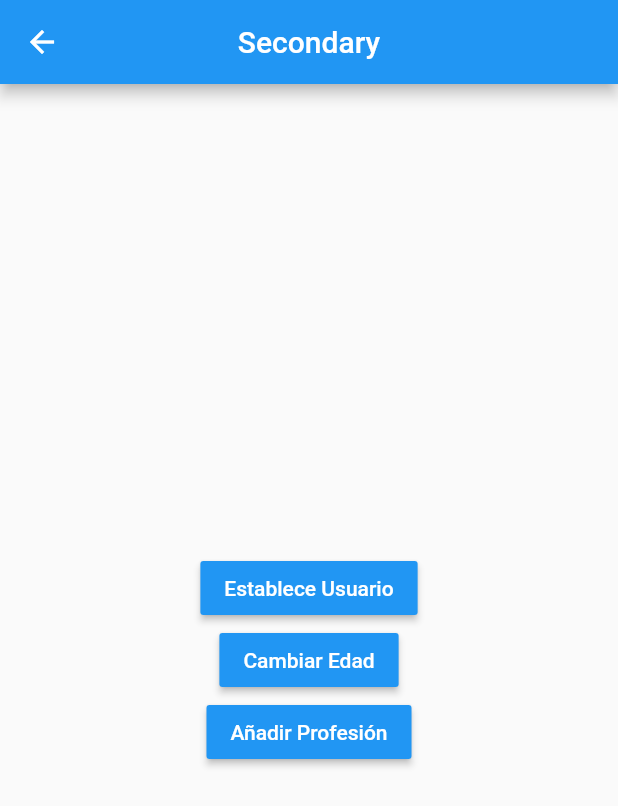
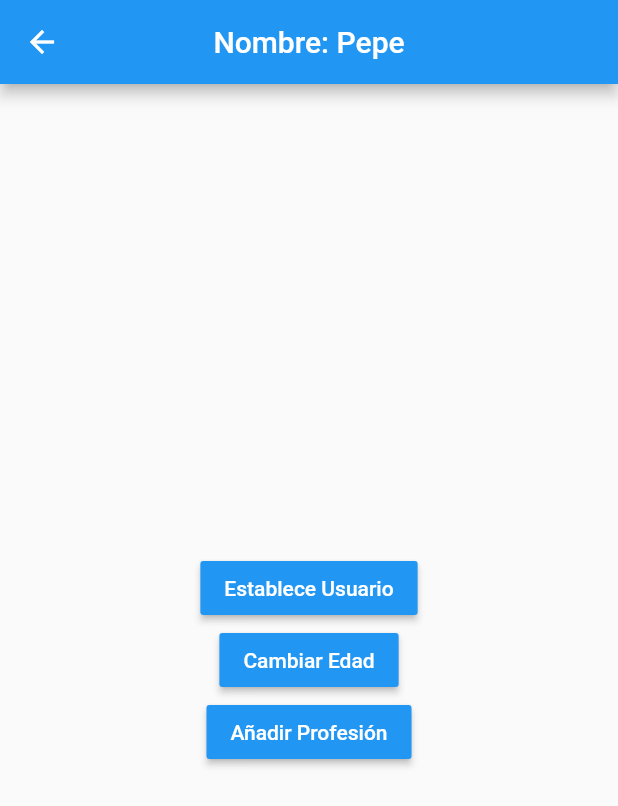
Before and after one commit to gvillegasc/flutter-states, a Flutter app: the SecondaryPage screen opened by its route, after a tap on "Establece Usuario", on a phone screen of 412 x 824 dp. Shown: the top 806 px of the screen. Run offline on Flutter 3.47's test engine with Material 2 defaults, Android fonts, the phone set to English and light mode, and no system bars.

Commit message:
end singleton

```diff
--- a/lib/models/usuario.dart
+++ b/lib/models/usuario.dart
@@ -1,10 +1,12 @@
+import 'package:flutter/material.dart';
+
 class Usuario {
   String nombre;
   int edad;
   List<String> profesiones;
 
   Usuario({
-    this.nombre,
+    @required this.nombre,
     this.edad,
     this.profesiones,
   });
--- a/lib/pages/primary_page.dart
+++ b/lib/pages/primary_page.dart
@@ -1,4 +1,6 @@
 import 'package:flutter/material.dart';
+import 'package:flutter_states/models/usuario.dart';
+import 'package:flutter_states/services/usuario_service.dart';
 
 class PrimaryPage extends StatelessWidget {
   @override
@@ -9,12 +11,25 @@ class PrimaryPage extends StatelessWidget {
           child: Icon(Icons.accessibility_new),
           onPressed: () => Navigator.pushNamed(context, 'secondary'),
         ),
-      body: InformacionUsuario(),
+        body: StreamBuilder(
+            stream: usuarioService.usuarioStream,
+            builder: (BuildContext context, AsyncSnapshot snapshot) {
+              return snapshot.hasData
+                  ? InformacionUsuario(
+                      usuario: usuarioService.usuario,
+                    )
+                  : Center(
+                      child: Text("No hay información del usuario"),
                     );
+            }));
   }
 }
 
 class InformacionUsuario extends StatelessWidget {
+  final Usuario usuario;
+
+  const InformacionUsuario({Key key, this.usuario}) : super(key: key);
+
   @override
   Widget build(BuildContext context) {
     return Container(
@@ -26,10 +41,10 @@ class InformacionUsuario extends StatelessWidget {
             style: TextStyle(fontWeight: FontWeight.bold, fontSize: 18)),
         Divider(),
         ListTile(
-          title: Text('Nombre: '),
+          title: Text('Nombre: ${usuario.nombre} '),
         ),
         ListTile(
-          title: Text('Edad: '),
+          title: Text('Edad: ${usuario.edad}'),
         ),
         Text('Profesiones',
             style: TextStyle(fontWeight: FontWeight.bold, fontSize: 18)),
--- a/lib/pages/secondary_page.dart
+++ b/lib/pages/secondary_page.dart
@@ -1,10 +1,20 @@
 import 'package:flutter/material.dart';
+import 'package:flutter_states/models/usuario.dart';
+import 'package:flutter_states/services/usuario_service.dart';
 
 class SecondaryPage extends StatelessWidget {
   @override
   Widget build(BuildContext context) {
     return Scaffold(
-      appBar: AppBar(centerTitle: true, title: Text("Secondary")),
+      appBar: AppBar(
+          centerTitle: true,
+          title: StreamBuilder(
+              stream: usuarioService.usuarioStream,
+              builder: (BuildContext context, AsyncSnapshot<Usuario> snapshot) {
+                return snapshot.hasData
+                    ? Text("Nombre: ${snapshot.data.nombre}")
+                    : Text("Secondary");
+              })),
       body: Center(
           child: Column(mainAxisAlignment: MainAxisAlignment.center, children: [
         MaterialButton(
@@ -13,14 +23,19 @@ class SecondaryPage extends StatelessWidget {
               style: TextStyle(color: Colors.white),
             ),
             color: Colors.blue,
-            onPressed: () {}),
+            onPressed: () {
+              final nuevoUsuario = new Usuario(nombre: 'Pepe', edad: 20);
+              usuarioService.cargarUsuario(nuevoUsuario);
+            }),
         MaterialButton(
             child: Text(
               "Cambiar Edad",
               style: TextStyle(color: Colors.white),
             ),
             color: Colors.blue,
-            onPressed: () {}),
+            onPressed: () {
+              usuarioService.cambiarEdad(55);
+            }),
         MaterialButton(
             child: Text(
               "Añadir Profesión",
--- /dev/null
+++ b/lib/services/usuario_service.dart
@@ -0,0 +1,32 @@
+import 'dart:async';
+
+import 'package:flutter_states/models/usuario.dart';
+
+class _UsuarioService {
+  Usuario _usuario;
+
+  // ignore: close_sinks
+  StreamController _usuarioStreamController =
+      new StreamController<Usuario>.broadcast();
+
+  Usuario get usuario => this._usuario;
+  bool get existeUsuario => (this._usuario != null) ? true : false;
+
+  Stream<Usuario> get usuarioStream => _usuarioStreamController.stream;
+
+  void cargarUsuario(Usuario usuario) {
+    this._usuario = usuario;
+    this._usuarioStreamController.add(usuario);
+  }
+
+  void cambiarEdad(int edad) {
+    this._usuario.edad = edad;
+    this._usuarioStreamController.add(this.usuario);
+  }
+
+  dispose() {
+    this._usuarioStreamController?.close();
+  }
+}
+
+final usuarioService = new _UsuarioService();
```
Lines whose indentation alone changed are shown as unchanged.
